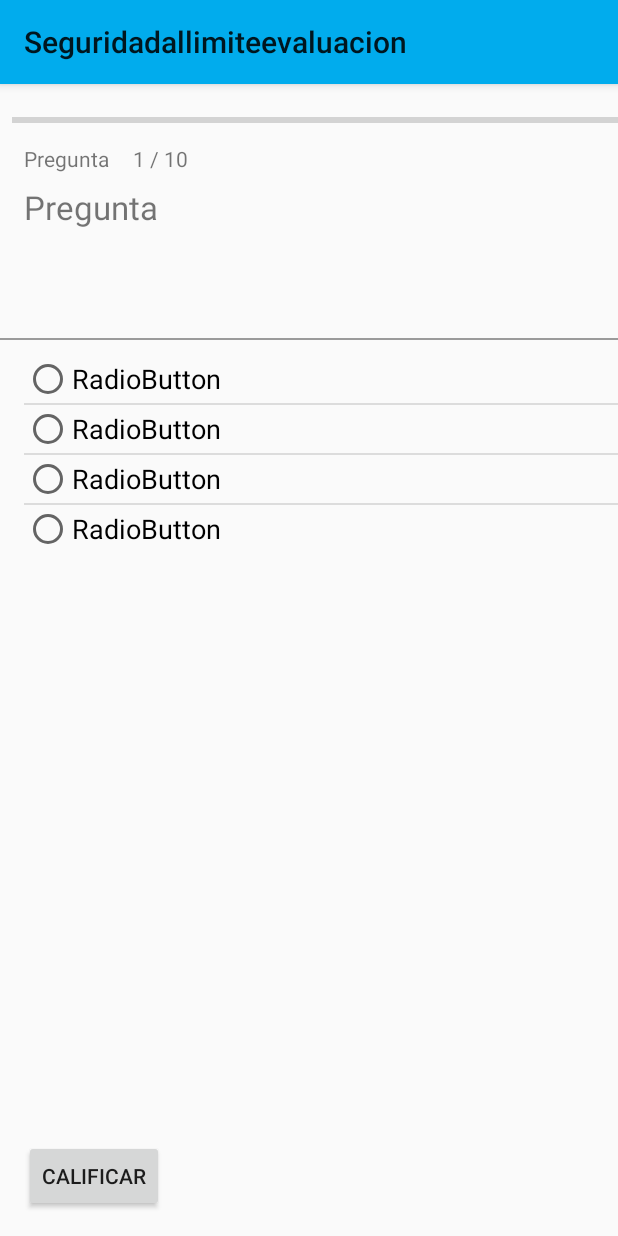
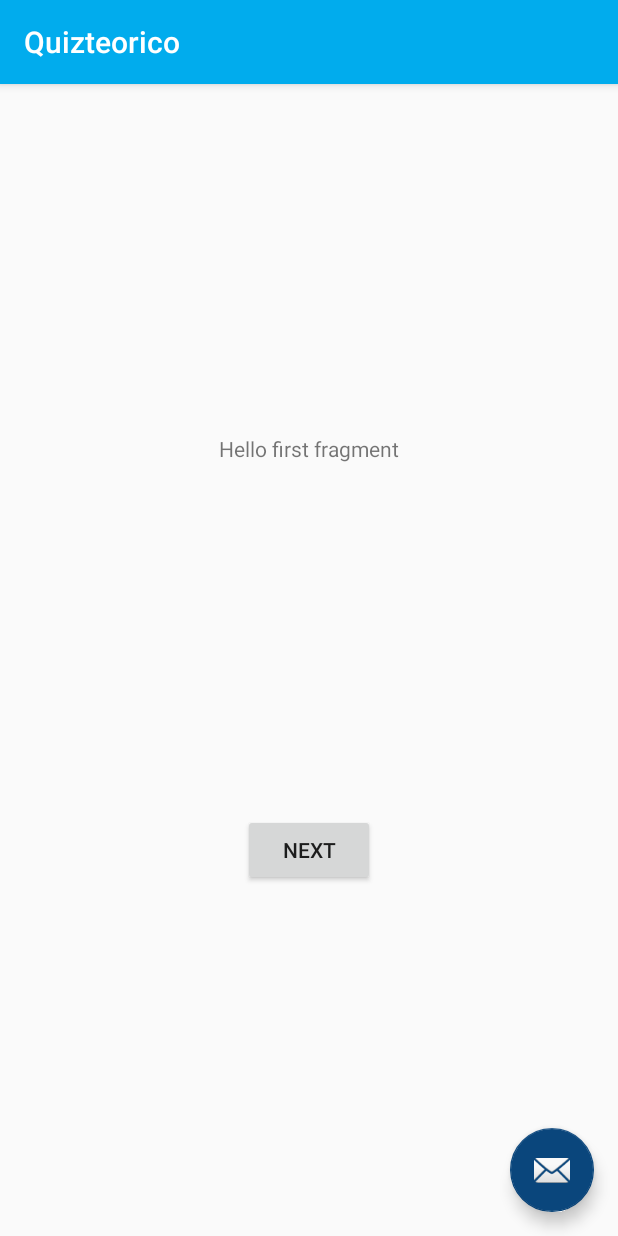
Before and after one commit to jihenaor/seguridadappevaluacion, an Android app: the DashboardActivity screen opened directly, with no data from a screen before it, after a tap on "INICIAR EXAMEN", on a phone screen of 412 x 824 dp. Run offline under Robolectric (Android 15) with nearby library versions, the phone set to English and light mode, and no system bars; our stand-ins replace navigation-ui.

Commit message:
Despues de fragment

```diff
--- a/app/build.gradle
+++ b/app/build.gradle
@@ -37,6 +37,7 @@ dependencies {
     implementation 'androidx.navigation:navigation-ui:2.0.0'
     implementation 'androidx.lifecycle:lifecycle-extensions:2.2.0'
     implementation 'androidx.legacy:legacy-support-v4:1.0.0'
+    implementation 'androidx.recyclerview:recyclerview:1.1.0'
     testImplementation 'junit:junit:4.12'
     androidTestImplementation 'androidx.test.ext:junit:1.1.1'
     androidTestImplementation 'androidx.test.espresso:espresso-core:3.2.0'
--- a/app/src/main/AndroidManifest.xml
+++ b/app/src/main/AndroidManifest.xml
@@ -12,7 +12,11 @@
         android:roundIcon="@mipmap/ic_launcher_round"
         android:supportsRtl="true"
         android:theme="@style/AppTheme">
-        <activity android:name=".QuizAprendizActivity"></activity>
+        <activity
+            android:name=".QuizteoricoActivity"
+            android:label="@string/title_activity_quizteorico"
+            android:theme="@style/AppTheme.NoActionBar"></activity>
+        <activity android:name=".QuizAprendizActivity" />
         <activity
             android:name=".DashboardActivity"
             android:label="@string/title_activity_dashboard"
--- /dev/null
+++ b/app/src/main/java/com/seguridadallimite/evaluacion/FirstFragment.java
@@ -0,0 +1,34 @@
+package com.seguridadallimite.evaluacion;
+
+import android.os.Bundle;
+import android.view.LayoutInflater;
+import android.view.View;
+import android.view.ViewGroup;
+
+import androidx.annotation.NonNull;
+import androidx.fragment.app.Fragment;
+import androidx.navigation.fragment.NavHostFragment;
+
+public class FirstFragment extends Fragment {
+
+    @Override
+    public View onCreateView(
+            LayoutInflater inflater, ViewGroup container,
+            Bundle savedInstanceState
+    ) {
+        // Inflate the layout for this fragment
+        return inflater.inflate(R.layout.fragment_first, container, false);
+    }
+
+    public void onViewCreated(@NonNull View view, Bundle savedInstanceState) {
+        super.onViewCreated(view, savedInstanceState);
+
+        view.findViewById(R.id.button_first).setOnClickListener(new View.OnClickListener() {
+            @Override
+            public void onClick(View view) {
+                NavHostFragment.findNavController(FirstFragment.this)
+                        .navigate(R.id.action_FirstFragment_to_SecondFragment);
+            }
+        });
+    }
+}
--- /dev/null
+++ b/app/src/main/java/com/seguridadallimite/evaluacion/QuizteoricoActivity.java
@@ -0,0 +1,32 @@
+package com.seguridadallimite.evaluacion;
+
+import android.os.Bundle;
+
+import com.google.android.material.floatingactionbutton.FloatingActionButton;
+import com.google.android.material.snackbar.Snackbar;
+
+import androidx.appcompat.app.AppCompatActivity;
+import androidx.appcompat.widget.Toolbar;
+
+import android.view.View;
+
+public class QuizteoricoActivity extends AppCompatActivity {
+
+    @Override
+    protected void onCreate(Bundle savedInstanceState) {
+        super.onCreate(savedInstanceState);
+        setContentView(R.layout.activity_quizteorico);
+        Toolbar toolbar = findViewById(R.id.toolbar);
+        setSupportActionBar(toolbar);
+
+        FloatingActionButton fab = findViewById(R.id.fab);
+        fab.setOnClickListener(new View.OnClickListener() {
+            @Override
+            public void onClick(View view) {
+                Snackbar.make(view, "Replace with your own action", Snackbar.LENGTH_LONG)
+                        .setAction("Action", null).show();
+            }
+        });
+    }
+
+}
--- a/app/src/main/java/com/seguridadallimite/evaluacion/ui/home/HomeFragment.java
+++ b/app/src/main/java/com/seguridadallimite/evaluacion/ui/home/HomeFragment.java
@@ -14,9 +14,7 @@ import androidx.fragment.app.Fragment;
 import androidx.lifecycle.Observer;
 import androidx.lifecycle.ViewModelProviders;
 
-import com.seguridadallimite.evaluacion.DashboardActivity;
-import com.seguridadallimite.evaluacion.MainActivity;
-import com.seguridadallimite.evaluacion.QuizAprendizActivity;
+import com.seguridadallimite.evaluacion.QuizteoricoActivity;
 import com.seguridadallimite.evaluacion.R;
 
 public class HomeFragment extends Fragment {
@@ -37,7 +35,7 @@ public class HomeFragment extends Fragment {
         cb_iniciarexamen.setOnClickListener(new View.OnClickListener() {
             @Override
             public void onClick(View arg0) {
-                Intent intent = new Intent(getActivity(), QuizAprendizActivity.class);
+                Intent intent = new Intent(getActivity(), QuizteoricoActivity.class);
                 getActivity().startActivity(intent);
             }
         });
--- /dev/null
+++ b/app/src/main/res/layout/activity_quizteorico.xml
@@ -0,0 +1,33 @@
+<?xml version="1.0" encoding="utf-8"?>
+<androidx.coordinatorlayout.widget.CoordinatorLayout xmlns:android="http://schemas.android.com/apk/res/android"
+    xmlns:app="http://schemas.android.com/apk/res-auto"
+    xmlns:tools="http://schemas.android.com/tools"
+    android:layout_width="match_parent"
+    android:layout_height="match_parent"
+    tools:context=".QuizteoricoActivity">
+
+    <com.google.android.material.appbar.AppBarLayout
+        android:layout_width="match_parent"
+        android:layout_height="wrap_content"
+        android:theme="@style/AppTheme.AppBarOverlay">
+
+        <androidx.appcompat.widget.Toolbar
+            android:id="@+id/toolbar"
+            android:layout_width="match_parent"
+            android:layout_height="?attr/actionBarSize"
+            android:background="?attr/colorPrimary"
+            app:popupTheme="@style/AppTheme.PopupOverlay" />
+
+    </com.google.android.material.appbar.AppBarLayout>
+
+    <include layout="@layout/content_quizteorico" />
+
+    <com.google.android.material.floatingactionbutton.FloatingActionButton
+        android:id="@+id/fab"
+        android:layout_width="wrap_content"
+        android:layout_height="wrap_content"
+        android:layout_gravity="bottom|end"
+        android:layout_margin="@dimen/fab_margin"
+        app:srcCompat="@android:drawable/ic_dialog_email" />
+
+</androidx.coordinatorlayout.widget.CoordinatorLayout>
--- /dev/null
+++ b/app/src/main/res/layout/content_quizteorico.xml
@@ -0,0 +1,19 @@
+<?xml version="1.0" encoding="utf-8"?>
+<androidx.constraintlayout.widget.ConstraintLayout xmlns:android="http://schemas.android.com/apk/res/android"
+    xmlns:app="http://schemas.android.com/apk/res-auto"
+    android:layout_width="match_parent"
+    android:layout_height="match_parent"
+    app:layout_behavior="@string/appbar_scrolling_view_behavior">
+
+    <fragment
+        android:id="@+id/nav_host_fragment"
+        android:name="androidx.navigation.fragment.NavHostFragment"
+        android:layout_width="0dp"
+        android:layout_height="0dp"
+        app:defaultNavHost="true"
+        app:layout_constraintBottom_toBottomOf="parent"
+        app:layout_constraintLeft_toLeftOf="parent"
+        app:layout_constraintRight_toRightOf="parent"
+        app:layout_constraintTop_toTopOf="parent"
+        app:navGraph="@navigation/nav_graph" />
+</androidx.constraintlayout.widget.ConstraintLayout>
--- /dev/null
+++ b/app/src/main/res/layout/fragment_first.xml
@@ -0,0 +1,28 @@
+<?xml version="1.0" encoding="utf-8"?>
+<androidx.constraintlayout.widget.ConstraintLayout xmlns:android="http://schemas.android.com/apk/res/android"
+    xmlns:app="http://schemas.android.com/apk/res-auto"
+    xmlns:tools="http://schemas.android.com/tools"
+    android:layout_width="match_parent"
+    android:layout_height="match_parent"
+    tools:context=".FirstFragment">
+
+    <TextView
+        android:id="@+id/textview_first"
+        android:layout_width="wrap_content"
+        android:layout_height="wrap_content"
+        android:text="@string/hello_first_fragment"
+        app:layout_constraintBottom_toTopOf="@id/button_first"
+        app:layout_constraintEnd_toEndOf="parent"
+        app:layout_constraintStart_toStartOf="parent"
+        app:layout_constraintTop_toTopOf="parent" />
+
+    <Button
+        android:id="@+id/button_first"
+        android:layout_width="wrap_content"
+        android:layout_height="wrap_content"
+        android:text="@string/next"
+        app:layout_constraintBottom_toBottomOf="parent"
+        app:layout_constraintEnd_toEndOf="parent"
+        app:layout_constraintStart_toStartOf="parent"
+        app:layout_constraintTop_toBottomOf="@id/textview_first" />
+</androidx.constraintlayout.widget.ConstraintLayout>
--- /dev/null
+++ b/app/src/main/res/navigation/nav_graph.xml
@@ -0,0 +1,28 @@
+<?xml version="1.0" encoding="utf-8"?>
+<navigation xmlns:android="http://schemas.android.com/apk/res/android"
+    xmlns:app="http://schemas.android.com/apk/res-auto"
+    xmlns:tools="http://schemas.android.com/tools"
+    android:id="@+id/nav_graph"
+    app:startDestination="@id/FirstFragment">
+
+    <fragment
+        android:id="@+id/FirstFragment"
+        android:name="com.seguridadallimite.evaluacion.FirstFragment"
+        android:label="@string/first_fragment_label"
+        tools:layout="@layout/fragment_first">
+
+        <action
+            android:id="@+id/action_FirstFragment_to_SecondFragment"
+            app:destination="@id/SecondFragment" />
+    </fragment>
+    <fragment
+        android:id="@+id/SecondFragment"
+        android:name="com.seguridadallimite.evaluacion.QuizteoricorespuestaFragment"
+        android:label="@string/second_fragment_label"
+        tools:layout="@layout/fragment_quizteoricorespuesta">
+
+        <action
+            android:id="@+id/action_SecondFragment_to_FirstFragment"
+            app:destination="@id/FirstFragment" />
+    </fragment>
+</navigation>
--- a/app/src/main/res/values/dimens.xml
+++ b/app/src/main/res/values/dimens.xml
@@ -5,4 +5,5 @@
     <dimen name="fab_margin">16dp</dimen>
     <dimen name="nav_header_vertical_spacing">8dp</dimen>
     <dimen name="nav_header_height">176dp</dimen>
+    <dimen name="text_margin">16dp</dimen>
 </resources>
--- a/app/src/main/res/values/strings.xml
+++ b/app/src/main/res/values/strings.xml
@@ -36,4 +36,5 @@
     <string name="quiz_texto2">Este examen puede presentarse hasta dos veces</string>
     <string name="quiz_texto3">Debe aprobar el 80% de las preguntas</string>
     <string name="quiz_boton_iniciar_ecamen">Iniciar examen</string>
+    <string name="title_activity_quizteorico">Quizteorico</string>
 </resources>
```
Also changed, not shown: app/src/main/java/com/seguridadallimite/evaluacion/MyQuizteoricorespuestaRecyclerViewAdapter.java (added, +78 -0 lines), app/src/main/java/com/seguridadallimite/evaluacion/QuizteoricorespuestaFragment.java (added, +111 -0 lines), app/src/main/java/com/seguridadallimite/evaluacion/SecondFragment.java (added, +34 -0 lines), app/src/main/java/com/seguridadallimite/evaluacion/dummy/DummyContent.java (added, +72 -0 lines), app/src/main/res/layout/fragment_quizteoricorespuesta.xml (added, +20 -0 lines), app/src/main/res/layout/fragment_quizteoricorespuesta_list.xml (added, +13 -0 lines), app/src/main/res/layout/fragment_second.xml (added, +27 -0 lines).
